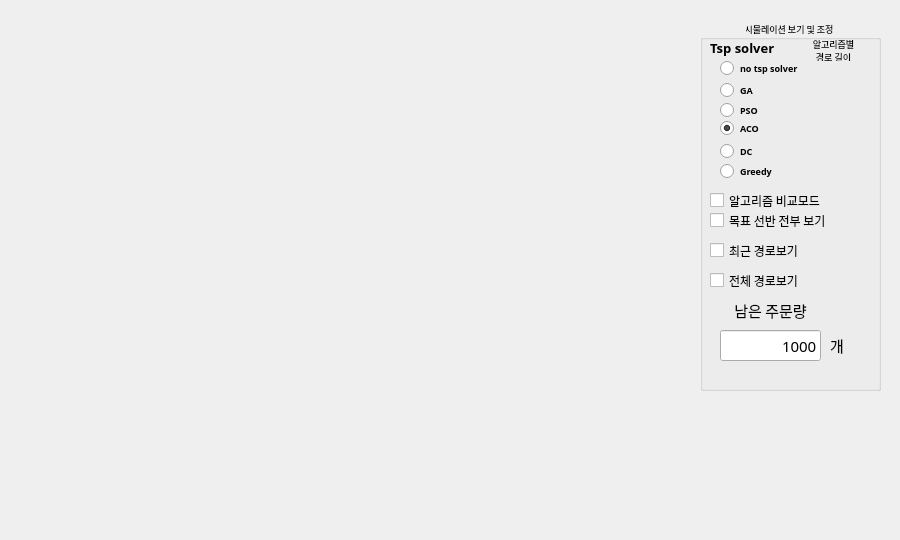
Qt form Simulator.ui (JeonHyeongJunKW/warehouse-simulator) before a commit.
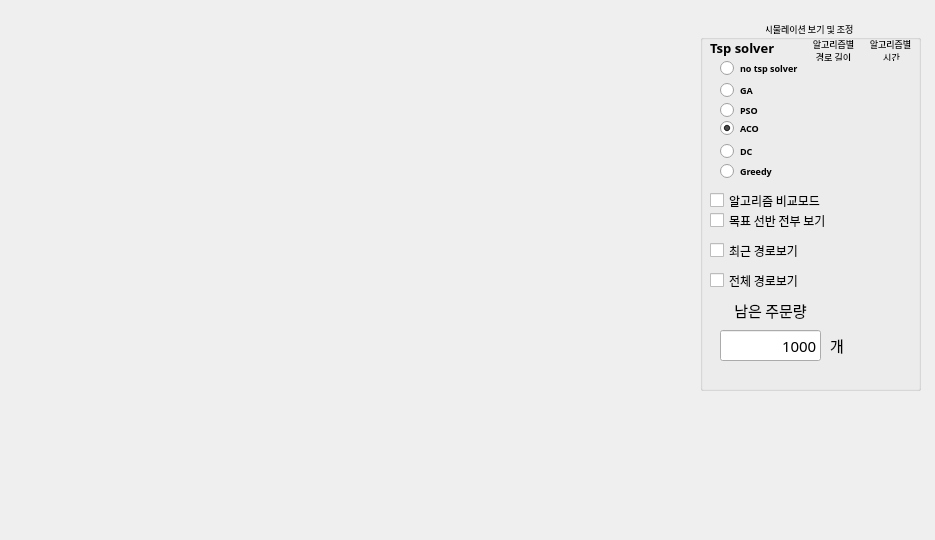
The same form after that commit.

Patch:
```diff
--- a/Simulator.ui
+++ b/Simulator.ui
@@ -6,7 +6,7 @@
    <rect>
     <x>0</x>
     <y>0</y>
-    <width>900</width>
+    <width>935</width>
     <height>540</height>
    </rect>
   </property>
@@ -23,7 +23,7 @@
     <rect>
      <x>700</x>
      <y>20</y>
-     <width>181</width>
+     <width>221</width>
      <height>371</height>
     </rect>
    </property>
@@ -364,6 +364,28 @@
      <set>Qt::AlignCenter</set>
     </property>
    </widget>
+   <widget class="QLabel" name="label_timesay">
+    <property name="geometry">
+     <rect>
+      <x>160</x>
+      <y>20</y>
+      <width>61</width>
+      <height>21</height>
+     </rect>
+    </property>
+    <property name="font">
+     <font>
+      <pointsize>7</pointsize>
+     </font>
+    </property>
+    <property name="text">
+     <string>알고리즘별 
+ 시간</string>
+    </property>
+    <property name="alignment">
+     <set>Qt::AlignCenter</set>
+    </property>
+   </widget>
   </widget>
  </widget>
  <resources/>
```
